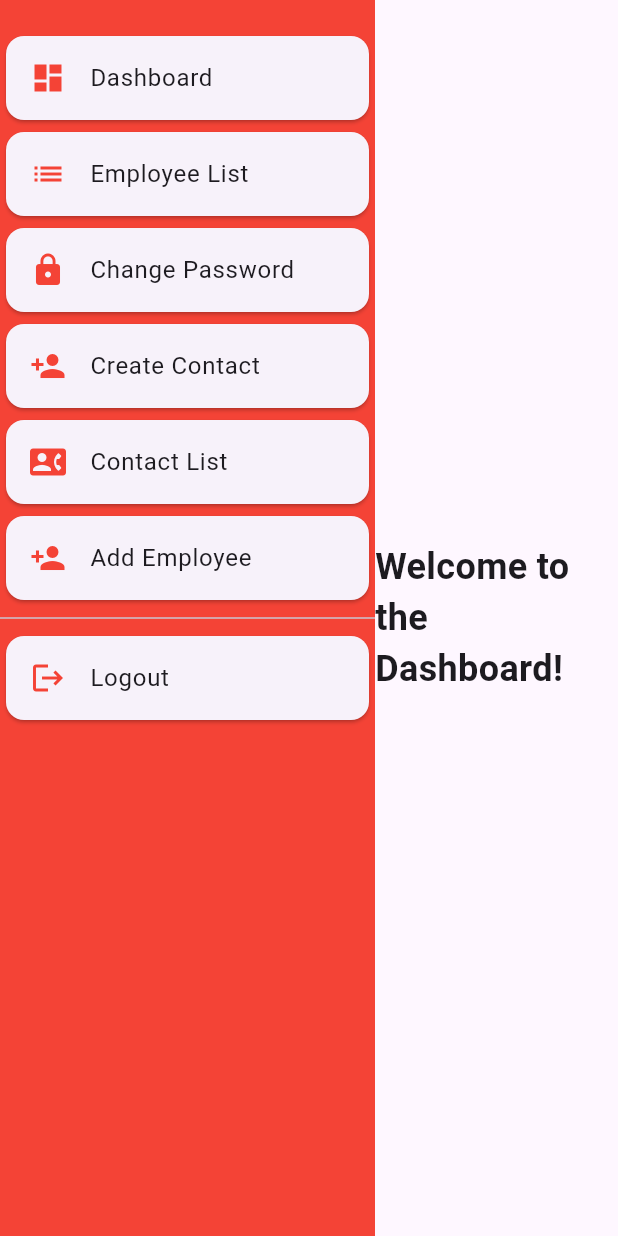
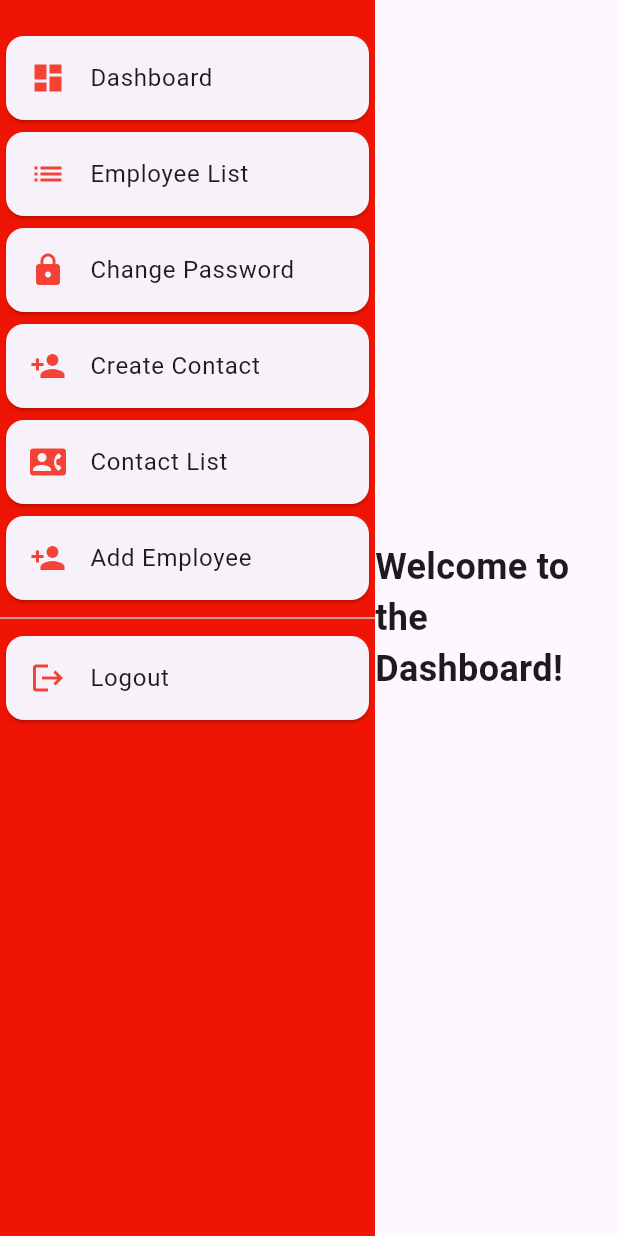
Before and after one commit to rojanparajuli/Restaurant-management-system, a Flutter app: the SideMenu screen opened directly, after a tap on "Add Employee", after a tap on "Dashboard", on a phone screen of 412 x 824 dp. Run offline on Flutter 3.47's test engine with Material 3 defaults, Android fonts, the phone set to English and light mode, and no system bars; our stand-ins replace flutter_bloc, image_picker, shared_preferences; accounts and stored records are empty; network calls fail.

Commit message:
minor chnage

```diff
--- a/lib/components/colors.dart
+++ b/lib/components/colors.dart
@@ -1,5 +1,5 @@
 import 'package:flutter/material.dart';
 class AppColor{
-  static const primaryColor = Colors.red;
+  static const primaryColor = Color.fromARGB(255, 240, 20, 4);
    static const secondarycolor = Color(0xff0c5ca8);
 }
--- a/lib/screen/auth/change_password_view.dart
+++ b/lib/screen/auth/change_password_view.dart
@@ -113,12 +113,12 @@ class ChangePasswordScreen extends StatelessWidget {
                             ),
                             SizedBox(height: 16),
                             SizedBox(
-                              height: 40,
+                              height: 50,
                               width: 800,
                               child: ElevatedButton(
                                   style: ButtonStyle(
                                       backgroundColor:
-                                          WidgetStateProperty.all(Colors.red),
+                                          WidgetStateProperty.all(AppColor.primaryColor),
                                       shape: WidgetStateProperty.all(
                                         RoundedRectangleBorder(
                                           borderRadius: BorderRadius.circular(8),
--- a/lib/screen/employee/add_user_view.dart
+++ b/lib/screen/employee/add_user_view.dart
@@ -10,19 +10,20 @@ import 'package:resturant/components/side_menu.dart';
 import 'package:resturant/models/employee/add_employee_model.dart';
 import 'dart:io';
 
+import 'package:resturant/utilities/textfield_widget.dart';
+
 class AddUserView extends StatefulWidget {
   const AddUserView({
     super.key,
   });
 
   @override
-  // ignore: library_private_types_in_public_api
-  _AddUserViewState createState() => _AddUserViewState();
+  AddUserViewState createState() => AddUserViewState();
 }
 
 final AddEmployeeRequestModel requestModel = AddEmployeeRequestModel();
 
-class _AddUserViewState extends State<AddUserView> {
+class AddUserViewState extends State<AddUserView> {
   final usernameController = TextEditingController();
   final emailController = TextEditingController();
   final passwordController = TextEditingController();
@@ -121,154 +122,63 @@ class _AddUserViewState extends State<AddUserView> {
                 icon: Icon(Icons.image),
                 label: Text("Upload Citizenship Image"),
               ),
-              TextField(
-                controller: usernameController,
-                decoration: InputDecoration(
+              Column(
+                children: [
+                  Row(
+                    crossAxisAlignment: CrossAxisAlignment.center,
+                    mainAxisAlignment: MainAxisAlignment.spaceBetween,
+                    children: <Widget>[
+                      CustomTextField(
                           labelText: 'Username',
-                  hintText: 'Enter Username',
+                          controller: usernameController),
+                      SizedBox(width: 10),
+                      CustomTextField(
+                          labelText: 'Email', controller: emailController),
+                      SizedBox(width: 10),
+                      CustomTextField(
+                          labelText: 'Password', controller: passwordController)
+                    ],
                   ),
+                  SizedBox(height: 10),
+                  Row(
+                    crossAxisAlignment: CrossAxisAlignment.center,
+                    mainAxisAlignment: MainAxisAlignment.spaceBetween,
+                    children: <Widget>[
+                      CustomTextField(
+                          labelText: 'Full Name',
+                          controller: fullnameController),
+                      SizedBox(width: 10),
+                      CustomTextField(
+                          labelText: 'Phone Number',
+                          controller: phoneNumberController),
+                      SizedBox(width: 10),
+                      CustomTextField(
+                          labelText: 'Emergency Contact',
+                          controller: emergencyContactController)
+                    ],
                   ),
-              TextField(
-                controller: emailController,
-                decoration: InputDecoration(
-                  labelText: 'Email',
-                  hintText: 'Enter Email',
-                ),
-              ),
-              TextField(
-                controller: passwordController,
-                decoration: InputDecoration(
-                  labelText: 'Password',
-                  hintText: 'Enter Password',
-                ),
-              ),
-              TextField(
-                controller: fullnameController,
-                decoration: InputDecoration(
-                  labelText: 'Full Name',
-                  hintText: 'Enter Full Name',
-                ),
-              ),
-              TextField(
-                controller: phoneNumberController,
-                decoration: InputDecoration(
-                  labelText: 'Phone Number',
-                  hintText: 'Enter Phone Number',
-                ),
-              ),
-              TextField(
-                controller: emergencyContactController,
-                decoration: InputDecoration(
-                  labelText: 'Emergency Contact',
-                  hintText: 'Enter Emergency Contact',
-                ),
-              ),
-              TextField(
-                controller: addressController,
-                decoration: InputDecoration(
-                  labelText: 'Address',
-                  hintText: 'Enter Address',
-                ),
-              ),
-              DropdownButtonFormField<String>(
-                // value: selectedRole,
-                items: ['Admin', 'Supervisor', 'Staff', 'Chef']
-                    .map((role) => DropdownMenuItem(
-                          value: role,
-                          child: Text(role),
-                        ))
-                    .toList(),
-                onChanged: (value) {
-                  // setState(() {
-                  selectedRole = value ?? "";
-                  // });
-                },
-                decoration: InputDecoration(
-                  labelText: 'Role',
-                ),
-              ),
-              TextField(
-                controller: permanentAddressController,
-                decoration: InputDecoration(
+                  SizedBox(height: 10),
+                  Row(
+                    crossAxisAlignment: CrossAxisAlignment.center,
+                    mainAxisAlignment: MainAxisAlignment.spaceBetween,
+                    children: <Widget>[
+                      CustomTextField(
+                          labelText: 'Address', controller: addressController),
+                      SizedBox(width: 10),
+                      CustomTextField(
                           labelText: 'Permanent Address',
-                  hintText: 'Enter Permanent Address',
-                ),
-              ),
-              DropdownButtonFormField<String>(
-                // value: gender,
-                items: ['Male', 'Female', 'Other']
-                    .map((g) => DropdownMenuItem(
-                          value: g,
-                          child: Text(g),
-                        ))
-                    .toList(),
-                onChanged: (value) {
-                  // setState(() {
-                  gender = value ?? "";
-                  // });
-                },
-                decoration: InputDecoration(
-                  labelText: 'Gender',
-                ),
-              ),
-              DropdownButtonFormField<String>(
-                // value: maritalStatus,
-                items: ['Single', 'Married', 'Divorced', 'Widowed']
-                    .map((status) => DropdownMenuItem(
-                          value: status,
-                          child: Text(status),
-                        ))
-                    .toList(),
-                onChanged: (value) {
-                  // setState(() {
-                  maritalStatus = value ?? "";
-                  // });
-                },
-                decoration: InputDecoration(
-                  labelText: 'Marital Status',
-                ),
-              ),
-              DropdownButtonFormField<String>(
-                // value: employeeType,
-                items: ['FullTime', 'PartTime']
-                    .map((type) => DropdownMenuItem(
-                          value: type,
-                          child: Text(type),
-                        ))
-                    .toList(),
-                onChanged: (value) {
-                  // setState(() {
-                  employeeType = value ?? "";
-                  // });
-                },
-                decoration: InputDecoration(
-                  labelText: 'Employee Type',
-                ),
-              ),
-              DropdownButtonFormField<String>(
-                // value: bloodGroup,
-                items: ['A+', 'A-', 'B+', 'B-', 'AB+', 'AB-', 'O+', 'O-']
-                    .map((bg) => DropdownMenuItem(
-                          value: bg,
-                          child: Text(bg),
-                        ))
-                    .toList(),
-                onChanged: (value) {
-                  // setState(() {
-                  bloodGroup = value ?? "";
-                  // });
-                },
-                decoration: InputDecoration(
-                  labelText: 'Blood Group',
-                ),
-              ),
-              TextField(
+                          controller: permanentAddressController),
+                      SizedBox(width: 10),
+                      SizedBox(
+                        width: 500,
+                        child: TextField(
                           controller: dateOfBirthController,
                           readOnly: true,
                           decoration: InputDecoration(
+                              border: OutlineInputBorder(),
                               labelText: 'Date of Birth',
                               hintText: 'Select Date of Birth',
-                ),
+                              prefix: Icon(Icons.calendar_today)),
                           onTap: () async {
                             DateTime? pickedDate = await showDatePicker(
                               context: context,
@@ -277,63 +187,174 @@ class _AddUserViewState extends State<AddUserView> {
                               lastDate: DateTime.now(),
                             );
                             if (pickedDate != null) {
-                    // setState(() {
                               dateOfBirthController.text =
                                   "${pickedDate.toLocal()}".split(' ')[0];
-                    // });
                             }
                           },
                         ),
-              TextField(
-                controller: religionController,
+                      ),
+                    ],
+                  ),
+                  SizedBox(height: 10),
+                  Row(
+                    crossAxisAlignment: CrossAxisAlignment.center,
+                    mainAxisAlignment: MainAxisAlignment.spaceBetween,
+                    children: <Widget>[
+                      CustomTextField(
+                          labelText: 'Religion',
+                          controller: religionController),
+                      SizedBox(width: 10),
+                      CustomTextField(
+                          labelText: 'Father Name',
+                          controller: fatherNameController),
+                      SizedBox(width: 10),
+                      CustomTextField(
+                          labelText: 'Pan Number',
+                          controller: pancardNumberController)
+                    ],
+                  ),
+                  SizedBox(height: 10),
+                  Row(
+                    crossAxisAlignment: CrossAxisAlignment.center,
+                    mainAxisAlignment: MainAxisAlignment.spaceBetween,
+                    children: <Widget>[
+                      CustomTextField(
+                          labelText: 'Citizenship number',
+                          controller: citizenshipNumberController),
+                      SizedBox(width: 10),
+                      CustomTextField(
+                          labelText: 'Bank', controller: bankNameController),
+                      SizedBox(width: 10),
+                      CustomTextField(
+                          labelText: 'Bank Account Number',
+                          controller: bankAccountNumberController)
+                    ],
+                  ),
+                  SizedBox(height: 10),
+                  Row(
+                    crossAxisAlignment: CrossAxisAlignment.center,
+                    mainAxisAlignment: MainAxisAlignment.spaceBetween,
+                    children: <Widget>[
+                      CustomTextField(
+                          labelText: 'Restro branch',
+                          controller: branchController),
+                      SizedBox(width: 10),
+                      SizedBox(
+                        width: 500,
+                        child: DropdownButtonFormField<String>(
+                          items: ['Admin', 'Supervisor', 'Staff', 'Chef']
+                              .map((role) => DropdownMenuItem(
+                                    value: role,
+                                    child: Text(role),
+                                  ))
+                              .toList(),
+                          onChanged: (value) {
+                            selectedRole = value ?? "";
+                          },
                           decoration: InputDecoration(
-                  labelText: 'Religion',
-                  hintText: 'Enter Religion',
+                            labelText: 'Role',
+                            border: OutlineInputBorder(
+                              borderRadius: BorderRadius.zero,
                             ),
                           ),
-              TextField(
-                controller: fatherNameController,
-                decoration: InputDecoration(
-                  labelText: 'Father Name',
-                  hintText: 'Enter Father Name',
                         ),
                       ),
-              TextField(
-                controller: pancardNumberController,
+                      SizedBox(width: 10),
+                      SizedBox(
+                        width: 500,
+                        child: DropdownButtonFormField<String>(
+                          items: ['Male', 'Female', 'Other']
+                              .map((g) => DropdownMenuItem(
+                                    value: g,
+                                    child: Text(g),
+                                  ))
+                              .toList(),
+                          onChanged: (value) {
+                            gender = value ?? "";
+                          },
                           decoration: InputDecoration(
-                  labelText: 'Pancard Number',
-                  hintText: 'Enter Pancard Number',
+                            labelText: 'Gender',
+                            border: OutlineInputBorder(
+                              borderRadius: BorderRadius.zero,
                             ),
                           ),
-              TextField(
-                controller: citizenshipNumberController,
-                decoration: InputDecoration(
-                  labelText: 'Citizenship Number',
-                  hintText: 'Enter Citizenship Number',
                         ),
                       ),
-              TextField(
-                controller: bankNameController,
+                    ],
+                  ),
+                  SizedBox(height: 10),
+                  Row(
+                    crossAxisAlignment: CrossAxisAlignment.center,
+                    mainAxisAlignment: MainAxisAlignment.spaceBetween,
+                    children: <Widget>[
+                      SizedBox(
+                        width: 500,
+                        child: DropdownButtonFormField<String>(
+                          items: ['Single', 'Married', 'Divorced', 'Widowed']
+                              .map((status) => DropdownMenuItem(
+                                    value: status,
+                                    child: Text(status),
+                                  ))
+                              .toList(),
+                          onChanged: (value) {
+                            maritalStatus = value ?? "";
+                          },
                           decoration: InputDecoration(
-                  labelText: 'Bank Name',
-                  hintText: 'Enter Bank Name',
+                            labelText: 'Marital Status',
+                            border: OutlineInputBorder(
+                              borderRadius: BorderRadius.zero,
                             ),
                           ),
-              TextField(
-                controller: bankAccountNumberController,
-                decoration: InputDecoration(
-                  labelText: 'Bank Account Number',
-                  hintText: 'Enter Bank Account Number',
                         ),
                       ),
-              TextField(
-                controller: branchController,
+                      SizedBox(width: 10),
+                      SizedBox(
+                        width: 500,
+                        child: DropdownButtonFormField<String>(
+                          items: ['FullTime', 'PartTime']
+                              .map((type) => DropdownMenuItem(
+                                    value: type,
+                                    child: Text(type),
+                                  ))
+                              .toList(),
+                          onChanged: (value) {
+                            employeeType = value ?? "";
+                          },
                           decoration: InputDecoration(
-                  labelText: 'Branch',
-                  hintText: 'Enter Branch',
+                            labelText: 'Employee Type',
+                            border: OutlineInputBorder(
+                              borderRadius: BorderRadius.zero,
                             ),
                           ),
-              SizedBox(height: 20),
+                        ),
+                      ),
+                      SizedBox(width: 10),
+                      SizedBox(
+                        width: 500,
+                        child: DropdownButtonFormField<String>(
+                          items:
+                              ['A+', 'A-', 'B+', 'B-', 'AB+', 'AB-', 'O+', 'O-']
+                                  .map((bg) => DropdownMenuItem(
+                                        value: bg,
+                                        child: Text(bg),
+                                      ))
+                                  .toList(),
+                          onChanged: (value) {
+                            bloodGroup = value ?? "";
+                          },
+                          decoration: InputDecoration(
+                            labelText: 'Blood Group',
+                            border: OutlineInputBorder(
+                              borderRadius: BorderRadius.zero,
+                            ),
+                          ),
+                        ),
+                      ),
+                    ],
+                  ),
+                ],
+              ),
+              SizedBox(height: 30),
               BlocListener<AddEmployeeBloc, AddEmployeeState>(
                 listener: (context, state) {
                   if (state is AddEmployeeSucess) {
@@ -359,7 +380,16 @@ class _AddUserViewState extends State<AddUserView> {
                     );
                   }
                 },
+                child: SizedBox(
+                  height: 50,
+                  width: 500,
                   child: ElevatedButton(
+                    style: ElevatedButton.styleFrom(
+                      backgroundColor: AppColor.primaryColor,
+                      shape: RoundedRectangleBorder(
+                        borderRadius: BorderRadius.circular(10),
+                      ),
+                    ),
                     onPressed: () {
                       final addemployee = AddEmployeeRequestModel(
                         username: requestModel.username =
@@ -399,13 +429,17 @@ class _AddUserViewState extends State<AddUserView> {
                         branch: requestModel.branch = branchController.text,
                       );
 
-                      print("Submitted data: ${requestModel.toJson()}");
                       context.read<AddEmployeeBloc>().add(CreateEmployee(
                           addemployee,
                           context.read<ProfileImageCubit>().state!,
                           context.read<CitizenshipImageCubit>().state));
                     },
-                    child: Text('Add Employee')),
+                    child: Text(
+                      'Add Employee',
+                      style: TextStyle(color: Colors.white),
+                    ),
+                  ),
+                ),
               ),
             ],
           ),
```
Lines whose indentation alone changed are shown as unchanged.
